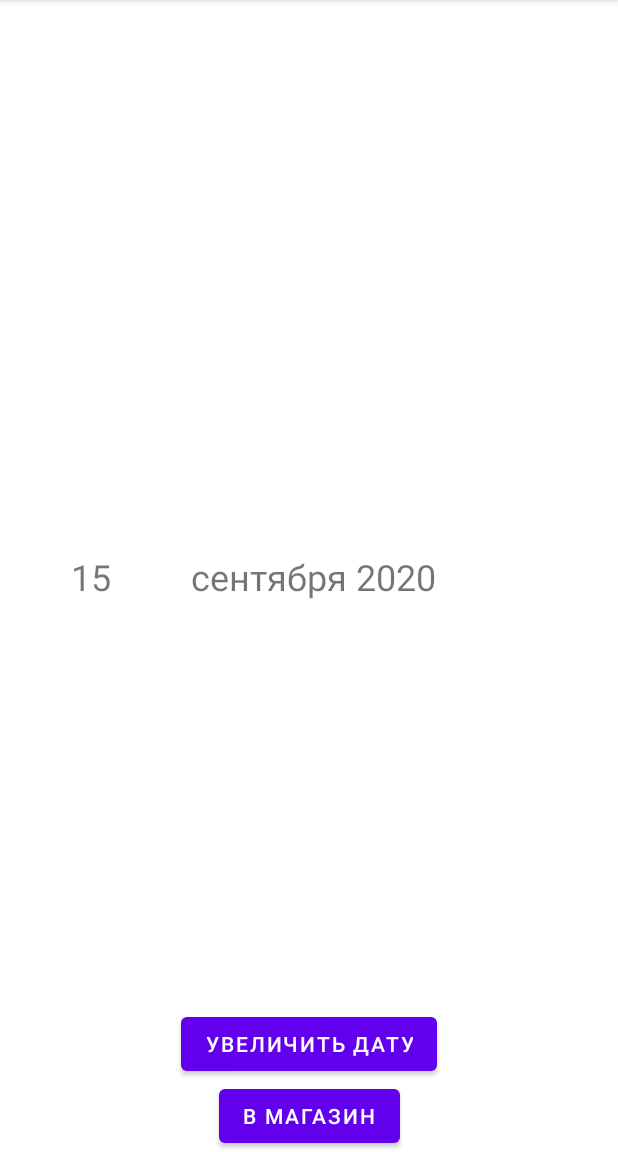
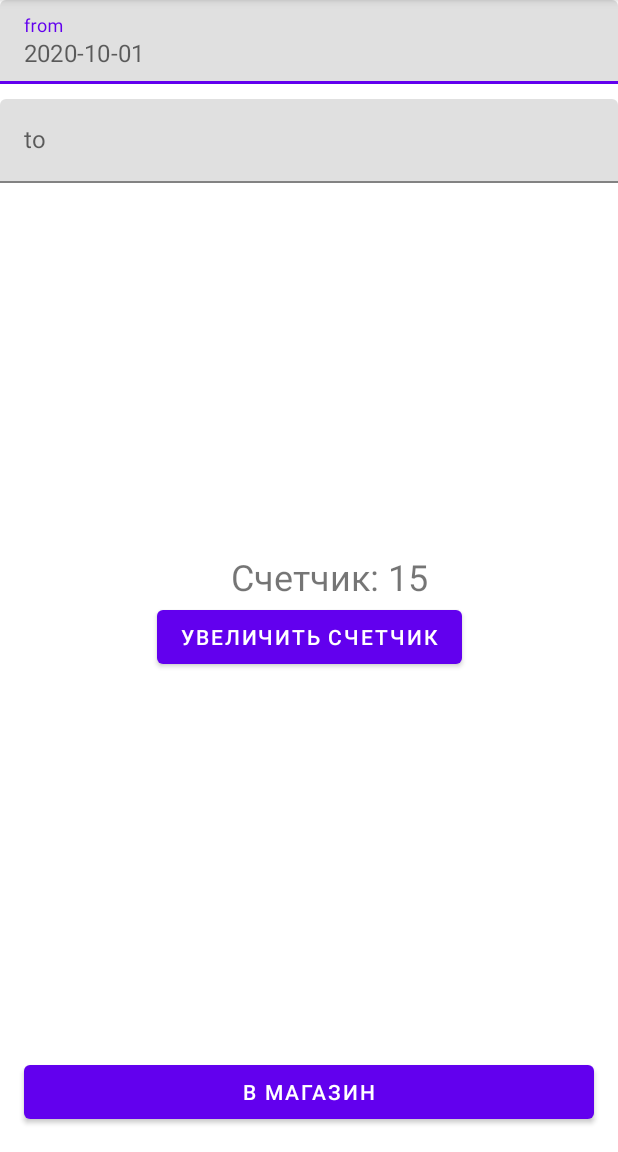
Before and after one commit to holyfame/mipt2021_android_project_2, an Android app: the screen it shows after launch (MainActivity), on a phone screen of 412 x 824 dp, the part 84-1236 px from its top. Run offline under Robolectric (Android 15) with nearby library versions, the phone set to English and light mode, and no system bars; our stand-ins replace Dagger/Hilt's generated code; libraries missing offline, so code that uses them is left out: by.kirich1409.viewbindingdelegate; 6 statements that could not run were skipped.

```diff
--- a/app/src/main/java/org/mipt/planetshop/data/PlanetRepositoryImpl.kt
+++ b/app/src/main/java/org/mipt/planetshop/data/PlanetRepositoryImpl.kt
@@ -11,7 +11,7 @@ class PlanetRepositoryImpl(
     override suspend fun getPlanets(startDate: String, endDate: String): List<Planet> {
         return nasaApi.getPlanets(startDate = startDate, endDate = endDate).mapNotNull { response ->
             Planet(
-                url = response.url ?: return@mapNotNull null,
+                url = response.thumbnailUrl?: response.url ?: return@mapNotNull null,
                 title = response.title ?: "",
                 explanation = response.explanation ?: ""
             )
--- a/app/src/main/java/org/mipt/planetshop/data/network/entity/NasaResponseItem.kt
+++ b/app/src/main/java/org/mipt/planetshop/data/network/entity/NasaResponseItem.kt
@@ -12,7 +12,7 @@ data class NasaResponseItem(
     @SerialName("explanation")
     val explanation: String?,
     @SerialName("hdurl")
-    val hdurl: String?,
+    val hdurl: String? = null,
     @SerialName("media_type")
     val mediaType: String?,
     @SerialName("service_version")
--- a/app/src/main/java/org/mipt/planetshop/presentation/landingPage/LandingPageViewModel.kt
+++ b/app/src/main/java/org/mipt/planetshop/presentation/landingPage/LandingPageViewModel.kt
@@ -3,13 +3,46 @@ package org.mipt.planetshop.presentation.landingPage
 import androidx.lifecycle.LiveData
 import androidx.lifecycle.MutableLiveData
 import androidx.lifecycle.ViewModel
+import androidx.lifecycle.viewModelScope
+import dagger.hilt.android.lifecycle.HiltViewModel
+import org.mipt.planetshop.domain.PlanetRepository
+import org.mipt.planetshop.presentation.common.launchWithErrorHandler
+import javax.inject.Inject
 
-class LandingPageViewModel() : ViewModel() {
+@HiltViewModel
+class LandingPageViewModel @Inject constructor() : ViewModel() {
 
-    private val _dateState = MutableLiveData(0)
-    val dateState: LiveData<Int> = _dateState
+    private val _counterState = MutableLiveData(0)
+    val counterState: LiveData<Int> = _counterState
+
+    private val _startDateState = MutableLiveData(DateState.VALID)
+    val startDateState: LiveData<DateState> = _startDateState
+
+    private val _endDateState = MutableLiveData(DateState.VALID)
+    val endDateState: LiveData<DateState> = _endDateState
 
     fun onAdd() {
-        _dateState.value = _dateState.value?.plus(1)
+        _counterState.value = _counterState.value?.plus(1)
+    }
+
+    fun search(startDate: String, endDate: String) {
+        var hasError = false
+        if (startDate.isBlank()) {
+            _startDateState.value = DateState.EMPTY
+            hasError = true
+        }
+        if (endDate.isBlank()) {
+            _endDateState.value = DateState.EMPTY
+            hasError = true
+        }
+
+        if (hasError) return
+
+        _startDateState.value = DateState.VALID
+        _endDateState.value = DateState.VALID
     }
 }
+
+enum class DateState {
+    EMPTY, VALID
+}
--- a/app/src/main/res/layout/landing_page.xml
+++ b/app/src/main/res/layout/landing_page.xml
@@ -5,30 +5,54 @@
     xmlns:app="http://schemas.android.com/apk/res-auto"
     >
 
-    <androidx.fragment.app.FragmentContainerView
-        android:id="@+id/landing_page_fragment_container"
+    <LinearLayout
         android:layout_width="match_parent"
-        android:layout_height="500dp"
+        android:layout_height="wrap_content"
+        android:orientation="vertical"
         app:layout_constraintTop_toTopOf="parent"
-        />
+        >
+    <com.google.android.material.textfield.TextInputLayout
+        android:id="@+id/landing_page_start_date_layout"
+        android:layout_width="match_parent"
+        android:layout_height="wrap_content"
+        android:hint="@string/search_from_hint"
+        app:placeholderText="2020-10-01"
+        >
 
-    <TextView
-        android:id="@+id/landing_page_sample_date"
-        android:layout_width="wrap_content"
+        <com.google.android.material.textfield.TextInputEditText
+            android:id="@+id/landing_page_start_date_edit"
+            android:layout_width="match_parent"
+            android:layout_height="wrap_content"
+            android:inputType="date"
+            />
+
+    </com.google.android.material.textfield.TextInputLayout>
+
+    <com.google.android.material.textfield.TextInputLayout
+        android:id="@+id/landing_page_end_date_layout"
+        android:layout_width="match_parent"
         android:layout_height="wrap_content"
-        android:text="15"
-        android:textSize="24sp"
-        app:layout_constraintStart_toStartOf="parent"
-        app:layout_constraintEnd_toStartOf="@+id/landing_page_sample_description"
-        app:layout_constraintTop_toTopOf="parent"
-        app:layout_constraintBottom_toBottomOf="parent"
-        />
+        android:layout_marginTop="10dp"
+        android:hint="@string/search_to_hint"
+        app:placeholderText="2020-10-10"
+        >
+
+        <com.google.android.material.textfield.TextInputEditText
+            android:id="@+id/landing_page_end_date_edit"
+            android:layout_width="match_parent"
+            android:layout_height="wrap_content"
+            android:inputType="date"
+            android:imeOptions="actionDone"
+            />
+    </com.google.android.material.textfield.TextInputLayout>
+
+    </LinearLayout>
 
     <TextView
         android:id="@+id/landing_page_sample_description"
         android:layout_width="wrap_content"
         android:layout_height="wrap_content"
-        android:text=" сентября 2020"
+        android:text="Счетчик: "
         android:textSize="24sp"
         app:layout_constraintStart_toStartOf="parent"
         app:layout_constraintEnd_toEndOf="parent"
@@ -36,23 +60,34 @@
         app:layout_constraintBottom_toBottomOf="parent"
         />
 
-    <Button
-        android:id="@+id/landing_page_increase_date"
+    <TextView
+        android:id="@+id/landing_page_sample_counter"
         android:layout_width="wrap_content"
         android:layout_height="wrap_content"
-        android:text="Увеличить дату"
-        app:layout_constraintBottom_toTopOf="@+id/landing_page_show_gallery"
+        android:text="15"
+        android:textSize="24sp"
+        app:layout_constraintStart_toEndOf="@+id/landing_page_sample_description"
+        app:layout_constraintTop_toTopOf="parent"
+        app:layout_constraintBottom_toBottomOf="parent"
+        />
+
+    <Button
+        android:id="@+id/landing_page_increase_counter"
+        android:layout_width="wrap_content"
+        android:layout_height="wrap_content"
+        android:text="Увеличить счетчик"
+        app:layout_constraintTop_toBottomOf="@+id/landing_page_sample_description"
         app:layout_constraintStart_toStartOf="parent"
         app:layout_constraintEnd_toEndOf="parent"
         />
 
     <Button
         android:id="@+id/landing_page_show_gallery"
-        android:layout_width="wrap_content"
+        android:layout_width="match_parent"
         android:layout_height="wrap_content"
         android:text="В магазин"
+        android:layout_marginHorizontal="16dp"
+        android:layout_marginBottom="16dp"
         app:layout_constraintBottom_toBottomOf="parent"
-        app:layout_constraintStart_toStartOf="parent"
-        app:layout_constraintEnd_toEndOf="parent"
         />
 </androidx.constraintlayout.widget.ConstraintLayout>
--- a/app/src/main/res/values/strings.xml
+++ b/app/src/main/res/values/strings.xml
@@ -1,4 +1,6 @@
 <resources>
     <string name="app_name">Planet Shop</string>
     <string name="planets_gallery_error_text">Ooops, error during request</string>
+    <string name="search_from_hint">from</string>
+    <string name="search_to_hint">to</string>
 </resources>
```
Also changed, not shown: app/src/main/java/org/mipt/planetshop/presentation/landingPage/LandingPageFragment.kt (+43 -8 lines), app/src/main/java/org/mipt/planetshop/presentation/planetsGallery/PlanetsGalleryFragment.kt (+13 -0 lines), app/src/main/java/org/mipt/planetshop/presentation/planetsGallery/PlanetsGalleryViewModel.kt (+8 -3 lines).
